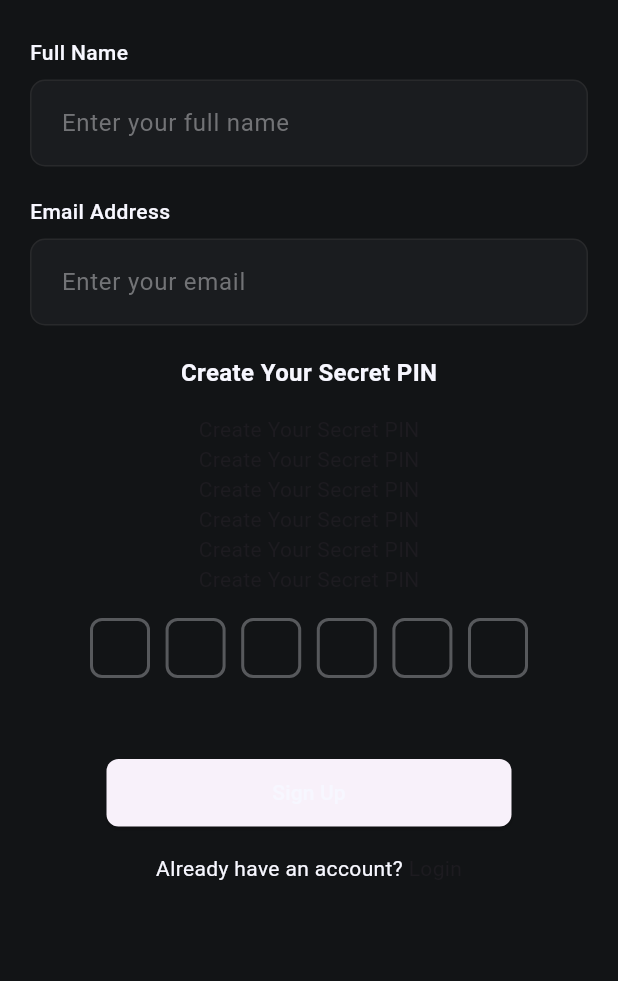
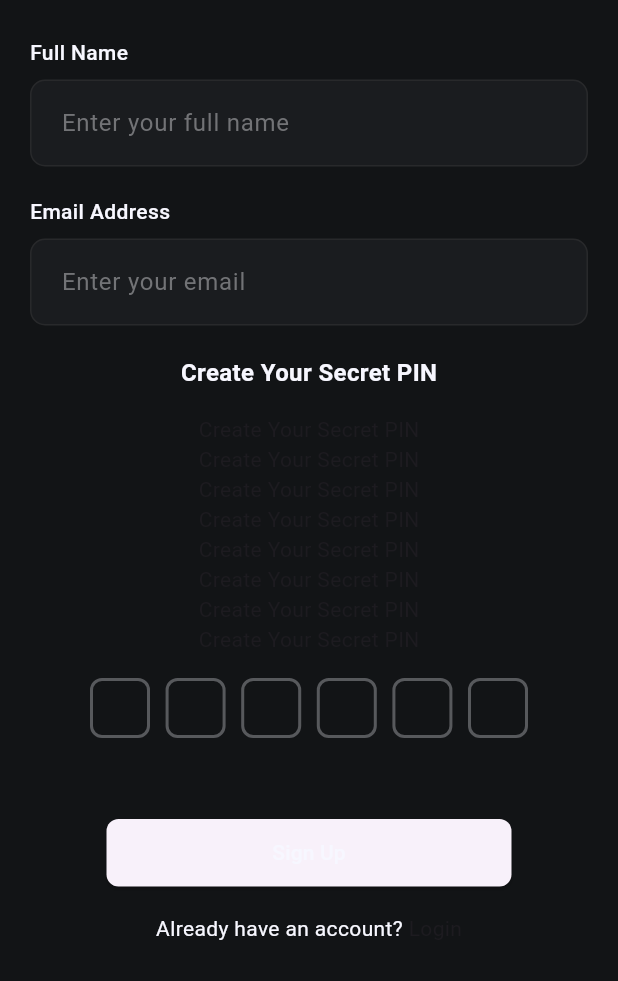
Before and after one commit to maliksubhan3018/spsole, a Flutter app: the SignUp screen opened by its route, on a phone screen of 412 x 824 dp, the part 255-1236 px from its top. Run offline on Flutter 3.47's test engine with Material 3 defaults, Android fonts, the phone set to English and light mode, and no system bars; drawn by our look-alikes of pin_code_fields; our stand-ins replace animated_splash_screen, cloud_firestore, firebase_auth, firebase_core, get, persistent_bottom_nav_bar; missing offline and left inert: zi_core; accounts and stored records are empty.

Commit message:
zi colors practice

```diff
--- a/lib/main.dart
+++ b/lib/main.dart
@@ -22,7 +22,7 @@ void main() async {
   ziCoreInit(beta: true);
   ZiColors.override(
     ZiColorOverrides(
-      primary: AppColors.primary,
+      primary: Colors.orange,
       // secondary: ,
       // tertiary: ,
     )
--- a/lib/view/auth/signup.dart
+++ b/lib/view/auth/signup.dart
@@ -96,6 +96,18 @@ class SignUp extends StatelessWidget {
                   style: ZiTypoStyles.caption.copyWith(
                     color: ZiColors.textWhite,
                   ),
+
+                ),
+                Text(
+                  'Create Your Secret PIN',
+
+                  style: ZiTypoStyles.subHeading.copyWith(color: ZiColors.warning)
+
+                ),
+                 Text(
+                  'Create Your Secret PIN',
+
+style: ZiTypoStyles.caption.copyWith(color: ZiColors.success),
                 ),
                 const SizedBox(height: 16),
 
```
